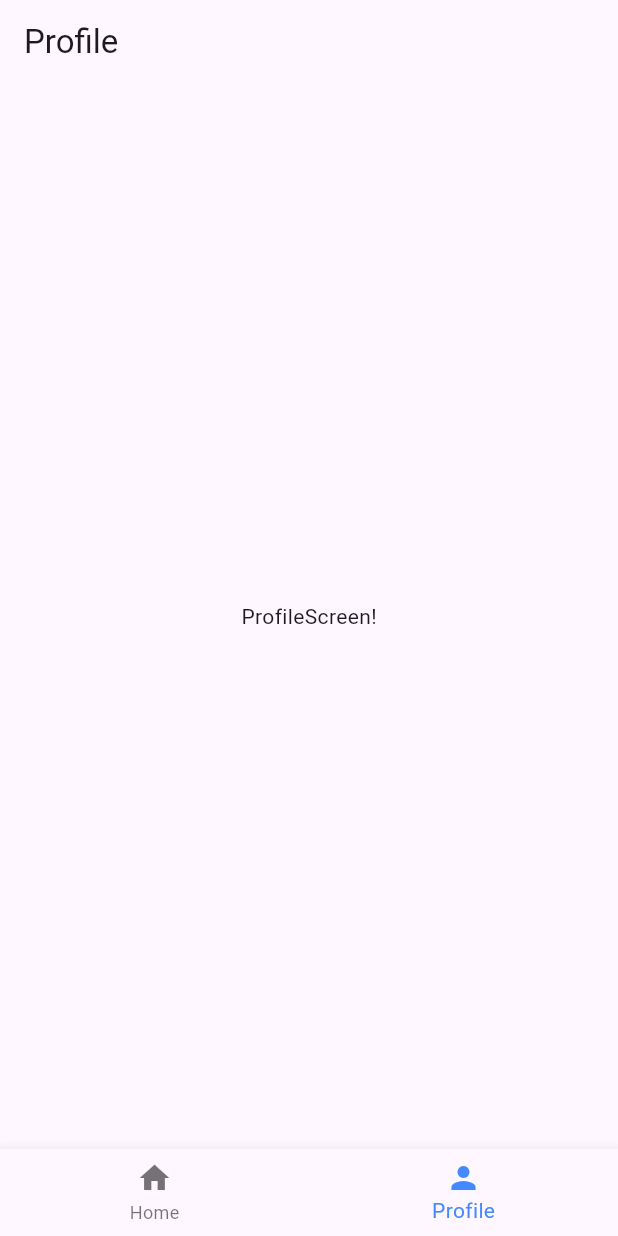
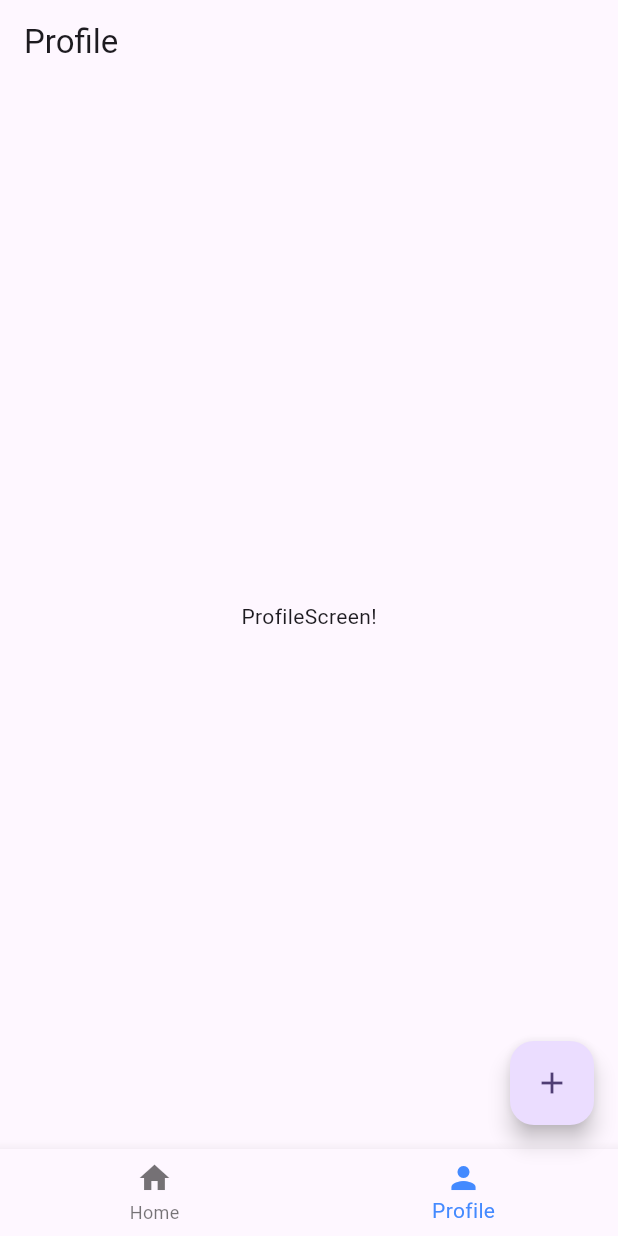
Before and after one commit to jesusherrera94/ejercicios_movil_2025Q2, a Flutter app: the screen it shows after launch, item 2 of the bottom bar chosen, on a phone screen of 412 x 824 dp. Run offline on Flutter 3.47's test engine with Material 3 defaults, Android fonts, the phone set to English and light mode, and no system bars.

Commit message:
Update bottom_nav_bar.dart

```diff
--- a/bottomnavbar/lib/bottom_nav_bar.dart
+++ b/bottomnavbar/lib/bottom_nav_bar.dart
@@ -5,51 +5,46 @@ import 'screens/profile.dart';
 class MyBottomNavigationBar extends StatefulWidget {
 
   @override
-  State<MyBottomNavigationBar> createState() => _MyBottomNavigationBar();
-
+  State<MyBottomNavigationBar> createState() => _MyBottomNavigationBarState();
 }
 
-
-class _MyBottomNavigationBar extends State<MyBottomNavigationBar> {
+class _MyBottomNavigationBarState extends State<MyBottomNavigationBar> {
 
   int _selectedIndex = 0;
 
   final List<Map<String, dynamic>> _screens = [
-     {
+    {
       "title": 'Home',
-      "screen": HomeScreen(),
+      "screen": HomeScreen()
     },
     {
       "title": 'Profile',
-      "screen": ProfileScreen(),
+      "screen": ProfileScreen()
     }
   ];
 
-
-
-  void _selectNewIndex(int newIndex) {
+  void _selectedNewIndex (int newIndex) {
     setState(() {
       _selectedIndex = newIndex;
     });
   }
-
-  // TODO: implement conditional action button!
 
   @override
   Widget build(BuildContext context) {
     return Scaffold(
       appBar: AppBar(
         title: Text(_screens[_selectedIndex]["title"]),
-        automaticallyImplyLeading: false,
+        automaticallyImplyLeading: false, // esto para el futuro!
       ),
-      body: _screens[_selectedIndex]["screen"],
+      body: _screens[_selectedIndex]['screen'],
+      floatingActionButton: FloatingActionButton(onPressed: () {}, child: Icon(Icons.add),),
       bottomNavigationBar: BottomNavigationBar(items: [
-        BottomNavigationBarItem(icon: Icon(Icons.home), label: 'Home'),
-        BottomNavigationBarItem(icon: Icon(Icons.person), label: 'Profile')
+        BottomNavigationBarItem(icon: Icon(Icons.home), label: 'Home'), // 0
+        BottomNavigationBarItem(icon: Icon(Icons.person), label: 'Profile'), // 1
       ],
-        currentIndex: _selectedIndex,
-        selectedItemColor: Colors.blueAccent,
-        onTap: _selectNewIndex,
+      currentIndex: _selectedIndex,
+      selectedItemColor: Colors.blueAccent,
+      onTap: _selectedNewIndex,
       ),
     );
   }
```
